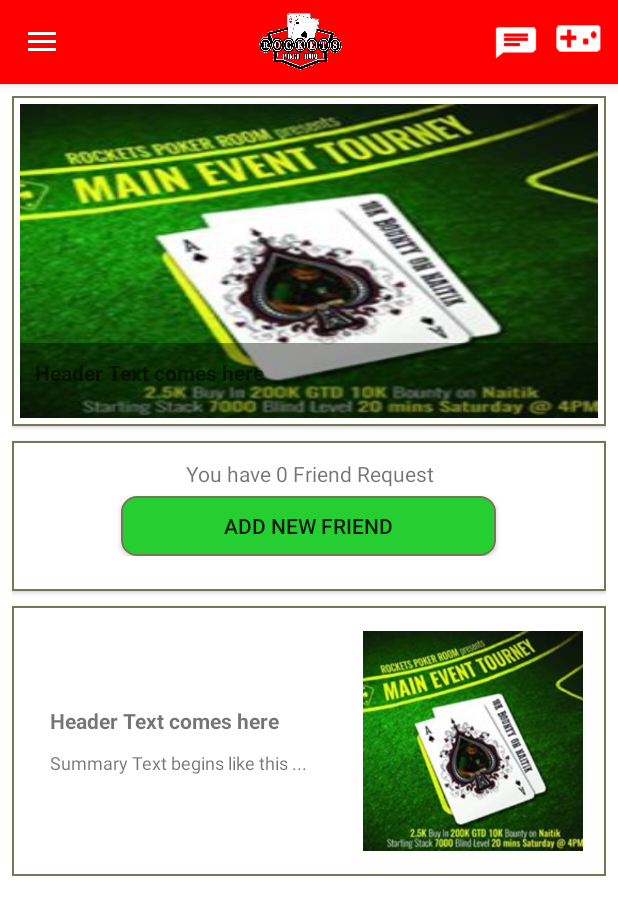
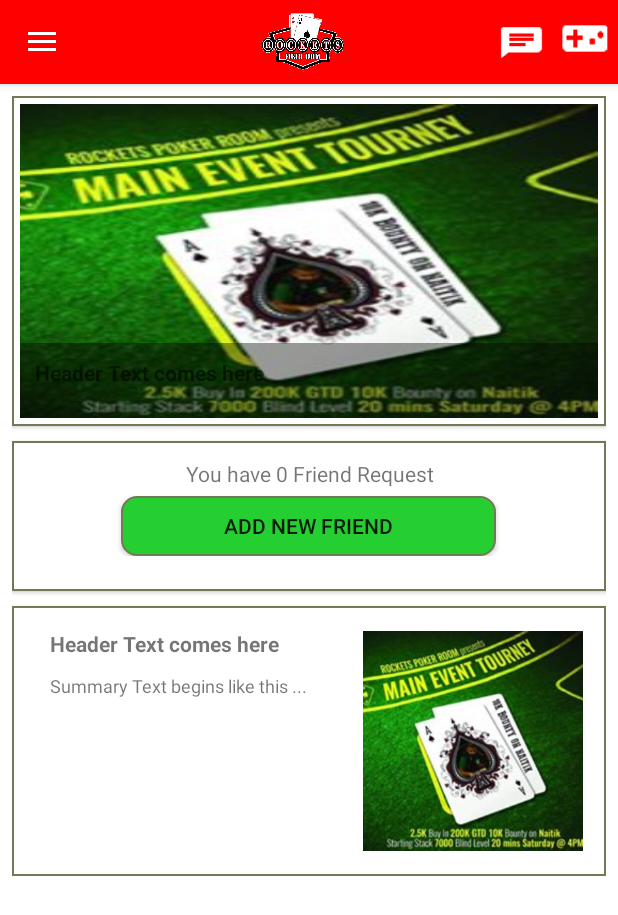
Before and after one commit to aryasree90/RocketProject, an Android app: the fragment HomeFragment placed in its activity, on a phone screen of 412 x 824 dp. Shown: the top 915 px of the screen. Run offline under Robolectric (Android 15) with nearby library versions, the phone set to English and light mode, and no system bars; our stand-ins replace CircleImageView, Volley; network calls fail.

Commit message:
ui changes

```diff
--- /dev/null
+++ b/app/src/main/res/drawable/shape_count.xml
@@ -0,0 +1,15 @@
+<shape xmlns:android="http://schemas.android.com/apk/res/android"
+    android:shape="rectangle">
+    <corners
+        android:radius="10dip"/>
+    <solid
+        android:color="#90C3D4" />
+    <stroke
+        android:width="2dip"
+        android:color="#FFF" />
+    <padding
+        android:left="5dip"
+        android:right="5dip"
+        android:top="5dip"
+        android:bottom="5dip" />
+</shape>
--- a/app/src/main/res/layout/activity_invite_list_row.xml
+++ b/app/src/main/res/layout/activity_invite_list_row.xml
@@ -65,7 +65,7 @@
         <Button
             android:id="@+id/accept"
             android:layout_width="0dp"
-            android:layout_height="@dimen/friend_btn"
+            android:layout_height="25dp"
             android:layout_weight="1"
             android:layout_margin="5dp"
             android:background="@drawable/rounded_cornered_green"
@@ -74,7 +74,7 @@
         <Button
             android:id="@+id/reject"
             android:layout_width="0dp"
-            android:layout_height="@dimen/friend_btn"
+            android:layout_height="25dp"
             android:layout_weight="1"
             android:layout_margin="5dp"
             android:background="@drawable/rounded_cornered_red"
--- a/app/src/main/res/layout/app_bar_landing.xml
+++ b/app/src/main/res/layout/app_bar_landing.xml
@@ -60,11 +60,24 @@
                         android:layout_width="0dp"
                         android:layout_height="35dp"
                         android:layout_weight="0.1"
+                        android:layout_marginRight="5dp"
                         android:scaleType="fitXY"
-                        android:layout_marginRight="10dp"
                         android:contentDescription="@string/content_description"
                         android:background="@android:color/transparent"
                         android:src="@mipmap/ic_invitetoplay"/>
+
+                    <TextView
+                        android:id="@+id/textOne"
+                        android:layout_width="20dp"
+                        android:layout_height="20dp"
+                        android:layout_alignTop="@id/invite_to_play"
+                        android:layout_alignRight="@id/invite_to_play"
+                        android:text="10"
+                        android:visibility="gone"
+                        android:textColor="#000"
+                        android:textSize="8sp"
+                        android:textStyle="bold"
+                        android:background="@drawable/shape_count"/>
                 </LinearLayout>
             </android.support.v7.widget.Toolbar>
         </android.support.design.widget.AppBarLayout>
--- a/app/src/main/res/layout/fragment_invitationlist.xml
+++ b/app/src/main/res/layout/fragment_invitationlist.xml
@@ -31,6 +31,7 @@
                     android:layout_width="wrap_content"
                     android:layout_height="wrap_content"
                     android:text="All"
+                    android:checked="true"
                     android:textColor="@color/common_google_signin_btn_text_dark"
                     android:layout_marginLeft="2dp"
                     android:id="@+id/radioAll" />
--- a/app/src/main/res/layout/fragment_settings.xml
+++ b/app/src/main/res/layout/fragment_settings.xml
@@ -112,6 +112,7 @@
         android:weightSum="1">
 
         <TextView
+            android:id="@+id/txt_signout"
             android:layout_width="0dp"
             android:layout_height="30dp"
             android:layout_weight="0.85"
--- a/app/src/main/res/layout/service_item.xml
+++ b/app/src/main/res/layout/service_item.xml
@@ -12,7 +12,6 @@
         android:id="@+id/serviceContentLayout"
         android:layout_width="0dp"
         android:layout_height="match_parent"
-        android:gravity="center_vertical"
         android:orientation="vertical"
         android:paddingLeft="10dp"
         android:layout_weight="0.6">
--- a/app/src/main/res/values/strings.xml
+++ b/app/src/main/res/values/strings.xml
@@ -111,7 +111,11 @@
     <string name="like_string">Interested</string>
     <string name="share_string">Share</string>
 
+
+    <string name="signout_heading">Sign Out</string>
+
     <string name="send_to">Send</string>
+    <string name="signoutNotify">Do you want to exit?</string>
 
 
     <!-- Contents about the club -->
```
Also changed, not shown: app/src/main/java/rocket/club/com/rocketpoker/SettingsFragment.java (+55 -1 lines), app/src/main/res/layout/signout_dialogue.xml (added, +35 -0 lines).
